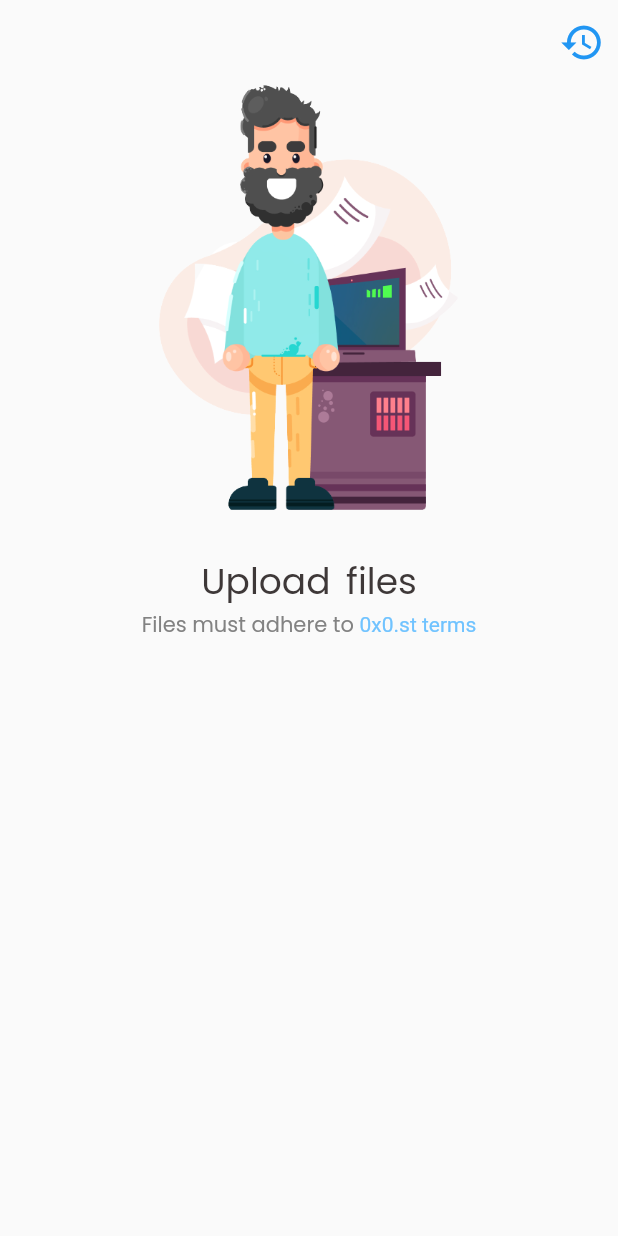
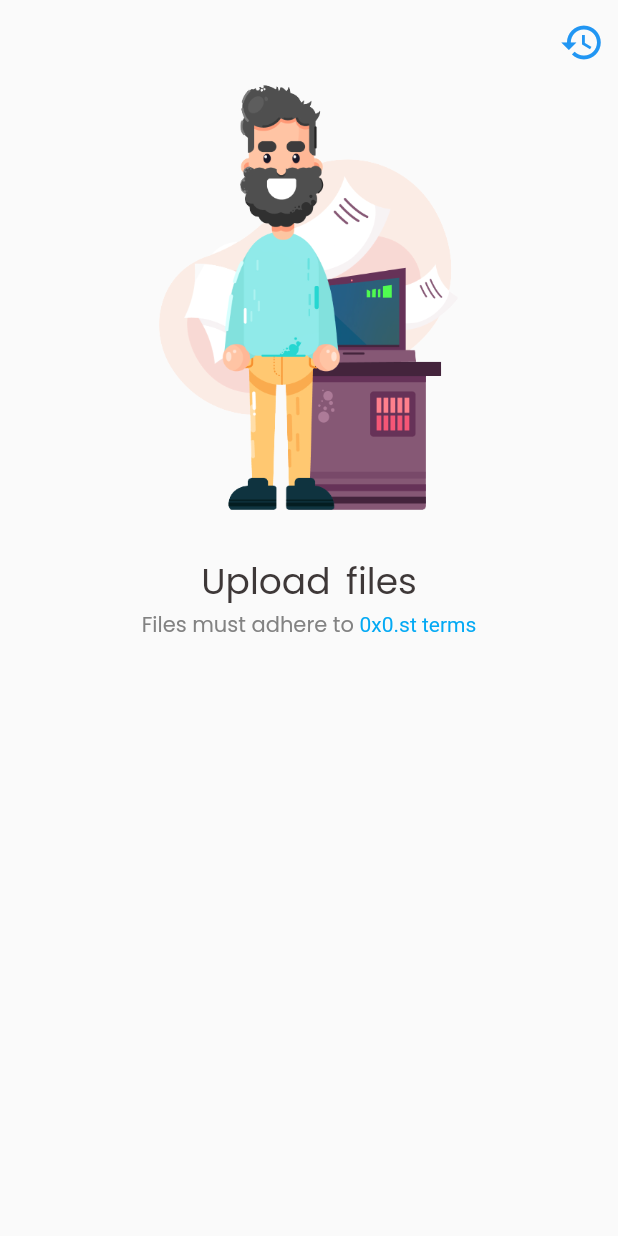
Before and after one commit to lastradev/voidshare, a Flutter app: the screen it shows after launch, on a phone screen of 412 x 824 dp. Run offline on Flutter 3.47's test engine with Material 2 defaults, Android fonts, the phone set to English and light mode, and no system bars; our stand-ins replace page_transition.

Commit message:
Extract AppBar widget

```diff
--- a/lib/screens/history_screen.dart
+++ b/lib/screens/history_screen.dart
@@ -1,4 +1,6 @@
 import 'package:flutter/material.dart';
+
+import '../widgets/custom_app_bar.dart';
 
 class HistoryScreen extends StatelessWidget {
   const HistoryScreen({Key? key}) : super(key: key);
@@ -7,11 +9,7 @@ class HistoryScreen extends StatelessWidget {
   @override
   Widget build(BuildContext context) {
     return Scaffold(
-      appBar: AppBar(
-        foregroundColor: Colors.lightBlue,
-        backgroundColor: Colors.transparent,
-        shadowColor: Colors.transparent,
-      ),
+      appBar: const CustomAppBar(),
       body: Center(
         child: Column(
           mainAxisAlignment: MainAxisAlignment.spaceAround,
--- a/lib/screens/home_screen.dart
+++ b/lib/screens/home_screen.dart
@@ -2,6 +2,7 @@ import 'package:flutter/gestures.dart';
 import 'package:flutter/material.dart';
 import 'package:url_launcher/url_launcher.dart';
 
+import '../widgets/custom_app_bar.dart';
 import 'history_screen.dart';
 
 class HomeScreen extends StatelessWidget {
@@ -10,13 +11,13 @@ class HomeScreen extends StatelessWidget {
   @override
   Widget build(BuildContext context) {
     return Scaffold(
-      appBar: AppBar(
-        backgroundColor: Colors.transparent,
-        shadowColor: Colors.transparent,
+      appBar: CustomAppBar(
         actions: [
           IconButton(
             onPressed: () => Navigator.of(context).pushNamed(
               HistoryScreen.routeName,
+              // Necessary for PageTransition
+              // https://pub.dev/packages/page_transition#usage-for-predefined-routes
               arguments: 'arguments data',
             ),
             icon: Icon(
@@ -49,7 +50,7 @@ class HomeScreen extends StatelessWidget {
                   TextSpan(
                     text: '0x0.st terms',
                     style: const TextStyle(
-                      color: Color(0xFF70C3FF),
+                      color: Colors.lightBlue,
                     ),
                     recognizer: TapGestureRecognizer()
                       ..onTap = () => launch('https://0x0.st/'),
--- /dev/null
+++ b/lib/widgets/custom_app_bar.dart
@@ -0,0 +1,23 @@
+import 'package:flutter/material.dart';
+
+class CustomAppBar extends StatelessWidget with PreferredSizeWidget {
+  const CustomAppBar({
+    Key? key,
+    this.actions = const [],
+  }) : super(key: key);
+
+  final List<Widget> actions;
+
+  @override
+  Widget build(BuildContext context) {
+    return AppBar(
+      foregroundColor: Colors.lightBlue,
+      backgroundColor: Colors.transparent,
+      shadowColor: Colors.transparent,
+      actions: actions,
+    );
+  }
+
+  @override
+  Size get preferredSize => const Size.fromHeight(kToolbarHeight);
+}
```
